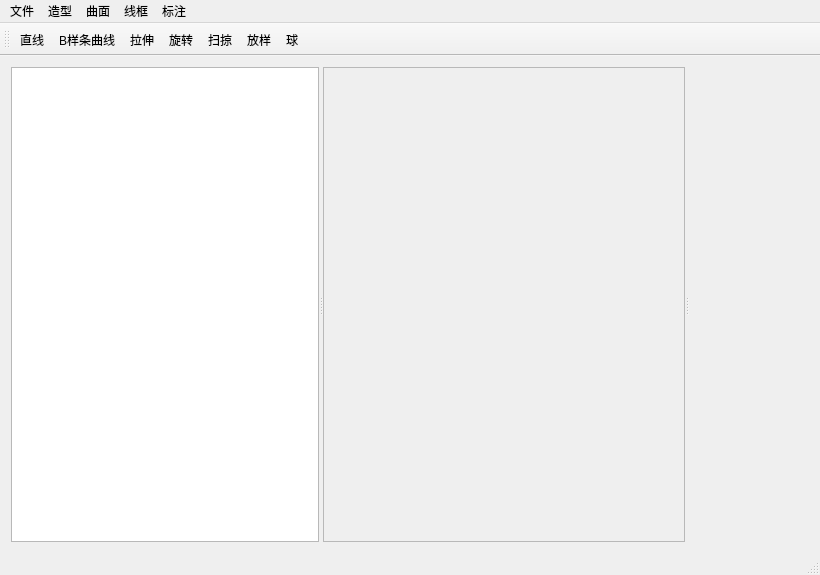
Old version of the form Bim/BimMainWindow.ui in the repository kuaidy/learnopengl.
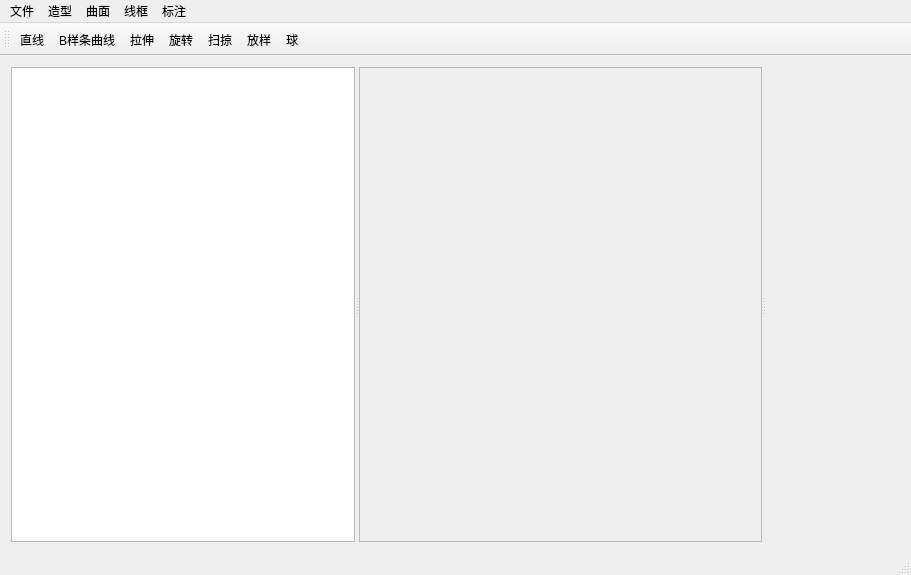
New version of the form. Custom widgets are drawn as their Qt base class.

Patch:
```diff
--- a/Bim/BimMainWindow.ui
+++ b/Bim/BimMainWindow.ui
@@ -6,7 +6,7 @@
    <rect>
     <x>0</x>
     <y>0</y>
-    <width>820</width>
+    <width>911</width>
     <height>575</height>
    </rect>
   </property>
@@ -17,8 +17,8 @@
    <property name="enabled">
     <bool>true</bool>
    </property>
-   <layout class="QGridLayout" name="gridLayout">
-    <item row="0" column="0">
+   <layout class="QHBoxLayout" name="horizontalLayout">
+    <item>
      <widget class="QSplitter" name="splitter">
       <property name="orientation">
        <enum>Qt::Horizontal</enum>
@@ -55,7 +55,7 @@
     <rect>
      <x>0</x>
      <y>0</y>
-     <width>820</width>
+     <width>911</width>
      <height>21</height>
     </rect>
    </property>
```
Left out of the diff: 3 changed lines with no effect on the pictures.
